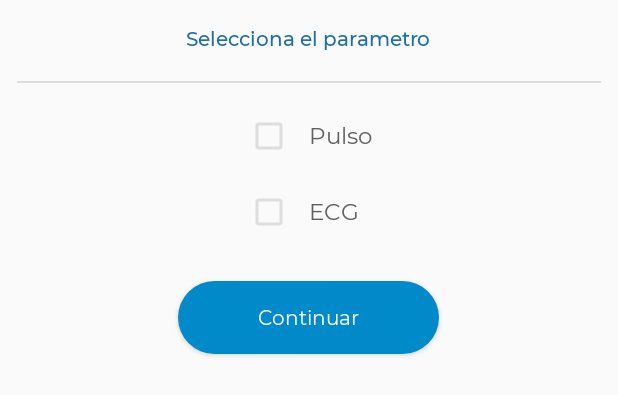
After one commit to Jorge-Andres-Moreno/app-doctor, an Android app: the layout dialog_parameter.xml on its own in the app's theme, with its tools: preview values and no code run, on a phone screen of 412 x 824 dp. The commit adds this screen. Shown: the top 395 px of the screen. Run offline under Robolectric (Android 15) with nearby library versions, the light colour scheme and no system bars.

Commit message:
fix problems

```diff
--- a/app/src/main/AndroidManifest.xml
+++ b/app/src/main/AndroidManifest.xml
@@ -43,6 +43,9 @@
             android:screenOrientation="portrait"
             android:theme="@style/AppTheme.NoActionBar"/>
 
+        <activity android:name="medical.monitor.GrahicActivity"
+            android:screenOrientation="portrait"
+            android:theme="@style/AppTheme.NoActionBar"/>
     </application>
 
 </manifest>
--- a/app/src/main/java/medical/monitor/AgentMonitor.java
+++ b/app/src/main/java/medical/monitor/AgentMonitor.java
@@ -20,8 +20,10 @@ import okhttp3.Response;
 
 public class AgentMonitor {
 
+    public static AgentMonitor INSTANCE;
+
     private String idUser = "";
-    private int type;
+    public int type;
     public ArrayList<String> dates;
     public ListDuo takes;
 
@@ -31,6 +33,7 @@ public class AgentMonitor {
         this.type = 0;
         dates = new ArrayList<String>();
         takes = new ListDuo();
+        INSTANCE = this;
     }
 
 
--- a/app/src/main/java/medical/monitor/MonitorActivity.java
+++ b/app/src/main/java/medical/monitor/MonitorActivity.java
@@ -27,9 +27,7 @@ public class MonitorActivity extends Activity implements DefaultCallback {
         super.onCreate(savedInstanceState);
         setContentView(R.layout.activity_monitoreo);
 
-        String id = getIntent().getExtras().getString("id");
-
-        agent = new AgentMonitor(id);
+        agent = AgentMonitor.INSTANCE;
 
         Window window = getWindow();
         window.clearFlags(WindowManager.LayoutParams.FLAG_TRANSLUCENT_STATUS);
--- /dev/null
+++ b/app/src/main/res/layout/dialog_parameter.xml
@@ -0,0 +1,142 @@
+<?xml version="1.0" encoding="utf-8"?>
+<RelativeLayout xmlns:android="http://schemas.android.com/apk/res/android"
+    android:layout_width="match_parent"
+    android:layout_height="wrap_content">
+
+    <RelativeLayout
+        android:id="@+id/box"
+        android:layout_width="match_parent"
+        android:layout_height="wrap_content">
+
+        <LinearLayout
+            android:id="@+id/centerBox"
+            android:layout_width="match_parent"
+            android:layout_height="wrap_content">
+
+            <RelativeLayout
+                android:id="@+id/mainContainer"
+                android:layout_width="match_parent"
+                android:layout_height="wrap_content"
+                android:layout_marginHorizontal="@dimen/margin_small">
+
+                <LinearLayout
+                    android:id="@+id/contentBox"
+                    android:layout_width="match_parent"
+                    android:layout_height="wrap_content"
+                    android:paddingBottom="@dimen/text_size_large"
+                    android:orientation="vertical">
+
+                    <RelativeLayout
+                        android:layout_width="match_parent"
+                        android:layout_height="wrap_content">
+
+
+                        <ImageView
+                            android:id="@+id/closeButton"
+                            android:layout_width="@dimen/size_s"
+                            android:layout_height="@dimen/size_s"
+                            android:layout_margin="@dimen/margin_default"
+                            android:padding="@dimen/margin_xsmall"
+                            android:layout_marginLeft="@dimen/margin_default"
+                            android:layout_alignParentTop="true"
+                            android:layout_alignParentRight="true"
+                            android:tint="@color/gray_strong"/>
+
+                        <TextView
+                            android:id="@+id/title"
+                            android:layout_width="wrap_content"
+                            android:layout_height="wrap_content"
+                            android:layout_centerHorizontal="true"
+                            android:layout_gravity="center"
+                            android:layout_marginTop="@dimen/margin_large"
+                            android:text="Selecciona el parametro"
+                            android:fontFamily="@font/montserrat_medium"
+                            android:textColor="@color/blue_strong"
+                            android:textSize="@dimen/text_size_small" />
+                    </RelativeLayout>
+
+
+                    <View
+                        android:layout_width="match_parent"
+                        android:layout_height="1dp"
+                        android:background="@color/gray_light"/>
+
+                    <RelativeLayout
+                        android:id="@+id/select"
+                        android:layout_width="match_parent"
+                        android:layout_height="wrap_content"
+                        android:gravity="center_horizontal"
+                        android:layout_margin="@dimen/margin_xlarge">
+
+                        <CheckBox
+                            android:id="@+id/pulsoCheck"
+                            android:theme="@style/checkBoxStyle"
+                            android:layout_width="@dimen/size_m"
+                            android:layout_height="@dimen/size_m"/>
+
+                        <CheckBox
+                            android:id="@+id/ecgCheck"
+                            android:theme="@style/checkBoxStyle"
+                            android:layout_width="@dimen/size_m"
+                            android:layout_height="@dimen/size_m"
+                            android:layout_below="@id/pulsoCheck"
+                            android:layout_marginTop="@dimen/text_size_large" />
+
+                        <TextView
+                            android:id="@+id/imediateText"
+                            android:layout_width="wrap_content"
+                            android:layout_height="wrap_content"
+                            android:layout_alignBottom="@+id/pulsoCheck"
+                            android:layout_alignTop="@+id/pulsoCheck"
+                            android:layout_marginLeft="@dimen/margin_small"
+                            android:layout_toRightOf="@id/pulsoCheck"
+                            android:gravity="center_vertical"
+                            android:text="Pulso"
+                            android:fontFamily="@font/montserrat_regular"
+                            android:textSize="@dimen/text_size_medium"
+                            android:textColor="@color/gray_strong" />
+
+                        <TextView
+                            android:id="@+id/scheduleText"
+                            android:layout_width="wrap_content"
+                            android:layout_height="wrap_content"
+                            android:layout_alignTop="@id/ecgCheck"
+                            android:layout_alignBottom="@id/ecgCheck"
+                            android:layout_marginLeft="@dimen/margin_small"
+                            android:layout_toRightOf="@id/ecgCheck"
+                            android:gravity="center_vertical"
+                            android:textSize="@dimen/text_size_medium"
+                            android:fontFamily="@font/montserrat_regular"
+                            android:text="ECG"
+                            android:textColor="@color/gray_strong" />
+
+                    </RelativeLayout>
+
+                    <Button
+                        android:id="@+id/actionButton"
+                        android:layout_width="wrap_content"
+                        android:layout_height="wrap_content"
+                        android:layout_marginVertical="@dimen/margin_small"
+                        android:layout_gravity="center_horizontal"
+                        android:layout_alignBottom="@+id/viewHelp"
+                        android:background="@drawable/rounded_circle_blue"
+                        android:elevation="20dp"
+                        android:paddingVertical="@dimen/text_size_medium"
+                        android:paddingHorizontal="@dimen/body_petit"
+                        android:text="Continuar"
+                        android:textAllCaps="false"
+                        android:fontFamily="@font/montserrat_regular"
+                        android:textColor="@color/white"
+                        android:textSize="@dimen/text_size_small" />
+
+
+                </LinearLayout>
+
+            </RelativeLayout>
+
+        </LinearLayout>
+
+    </RelativeLayout>
+
+
+</RelativeLayout>
```
Also changed, not shown: app/src/main/java/medical/home/DialogSelectParameter.java (added, +97 -0 lines), app/src/main/java/medical/home/PatientAdapter.java (+7 -3 lines), app/src/main/java/medical/monitor/DateAdapter.java (+14 -6 lines), app/src/main/java/medical/monitor/GrahicActivity.java (added, +70 -0 lines), app/src/main/res/layout/activity_graphic.xml (added, +40 -0 lines).
